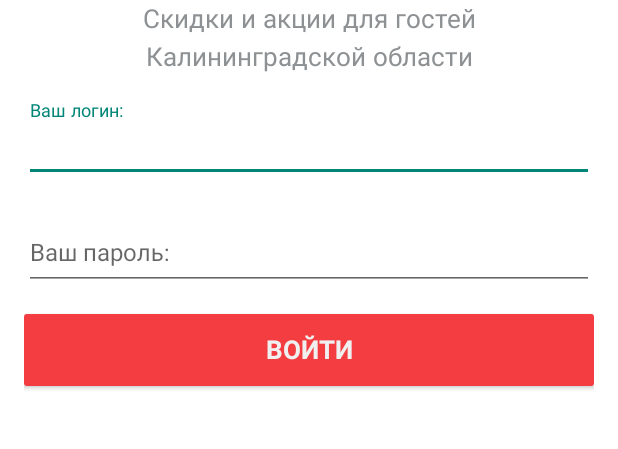
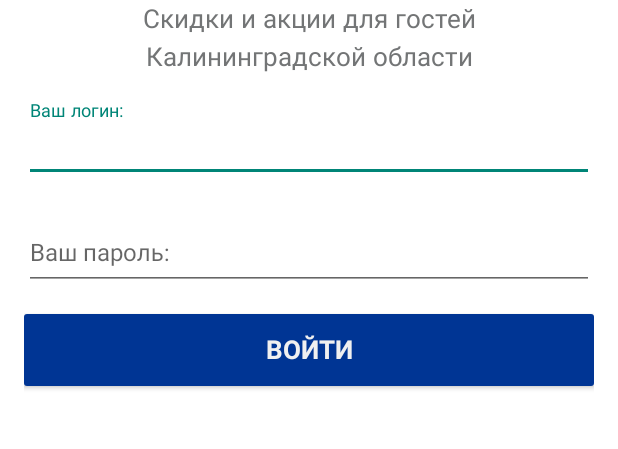
Before and after one commit to rougsig/AmberCard, an Android app: the SignInActivity screen opened directly, with no data from a screen before it, on a phone screen of 412 x 824 dp, the part 316-765 px from its top. Run offline under Robolectric (Android 15) with nearby library versions, the phone set to English and light mode, and no system bars; libraries missing offline, so code that uses them is left out: com.arellomobile.mvp, com.pawegio.kandroid; Roboto replaces fonts that are not available here.

Commit message:
- colorFix

```diff
--- a/app/src/main/res/drawable/btn_bg_red.xml
+++ b/app/src/main/res/drawable/btn_bg_red.xml
@@ -1,6 +1,6 @@
 <?xml version="1.0" encoding="utf-8"?>
 <shape xmlns:android="http://schemas.android.com/apk/res/android">
-    <solid android:color="@color/red"/>
+    <solid android:color="@color/action"/>
     <corners
         android:topLeftRadius="2dp"
         android:topRightRadius="2dp"
--- a/app/src/main/res/drawable/ic_fav_active.xml
+++ b/app/src/main/res/drawable/ic_fav_active.xml
@@ -6,5 +6,5 @@
     android:height="64dp">
     <path
         android:pathData="M326.632 10.346c-38.733 0 -74.991 17.537 -99.132 46.92C203.359 27.883 167.101 10.346 128.368 10.346 57.586 10.346 0 67.931 0 138.714 0 194.14 33.049 258.249 98.23 329.26c50.162 54.649 104.729 96.96 120.257 108.626l9.01 6.769 9.009 -6.768C252.036 426.22 306.605 383.908 356.766 329.262 421.95 258.251 455 194.141 455 138.714 455 67.931 397.414 10.346 326.632 10.346Z"
-        android:fillColor="@color/red" />
+        android:fillColor="@color/action" />
 </vector>
--- a/app/src/main/res/values/colors.xml
+++ b/app/src/main/res/values/colors.xml
@@ -4,13 +4,13 @@
     <color name="colorPrimaryDark">#303F9F</color>
     <color name="colorAccent">#FF4081</color>
 
-    <color name="red">#F33D41</color>
+    <color name="action">#003594</color> <!-- red xD -->
     <color name="black">#373D41</color>
     <color name="white">#F0F0F0</color>
-    <color name="gray">#8E9193</color>
+    <color name="gray">#737576</color>
     <color name="bg_white">#FFF</color>
     <color name="transparent">#00000000</color>
-    <color name="border">#D9D9D9</color>
+    <color name="border">#003594</color>
 
     <color name="primary_dark_material_light">#000000</color>
     <color name="background_material_light">#ffffff</color>
--- a/app/src/main/res/values/styles.xml
+++ b/app/src/main/res/values/styles.xml
@@ -20,8 +20,8 @@
 
     <style name="Title">
         <item name="android:fontFamily">@font/yeseva_one</item>
-        <item name="android:textSize">24sp</item>
-        <item name="android:lineSpacingExtra">4sp</item>
+        <item name="android:textSize">20sp</item>
+        <item name="android:lineSpacingExtra">2sp</item>
         <item name="android:textColor">@color/black</item>
     </style>
 
@@ -55,7 +55,7 @@
     </style>
 
     <style name="Text.Distance">
-        <item name="android:textColor">@color/red</item>
+        <item name="android:textColor">@color/action</item>
         <item name="android:textStyle">bold</item>
         <item name="android:textSize">18sp</item>
     </style>
@@ -90,7 +90,7 @@
     </style>
 
     <style name="Btn.Transparent.Red">
-        <item name="android:textColor">@color/red</item>
+        <item name="android:textColor">@color/action</item>
     </style>
 
     <style name="Btn.Transparent.Black">
```
